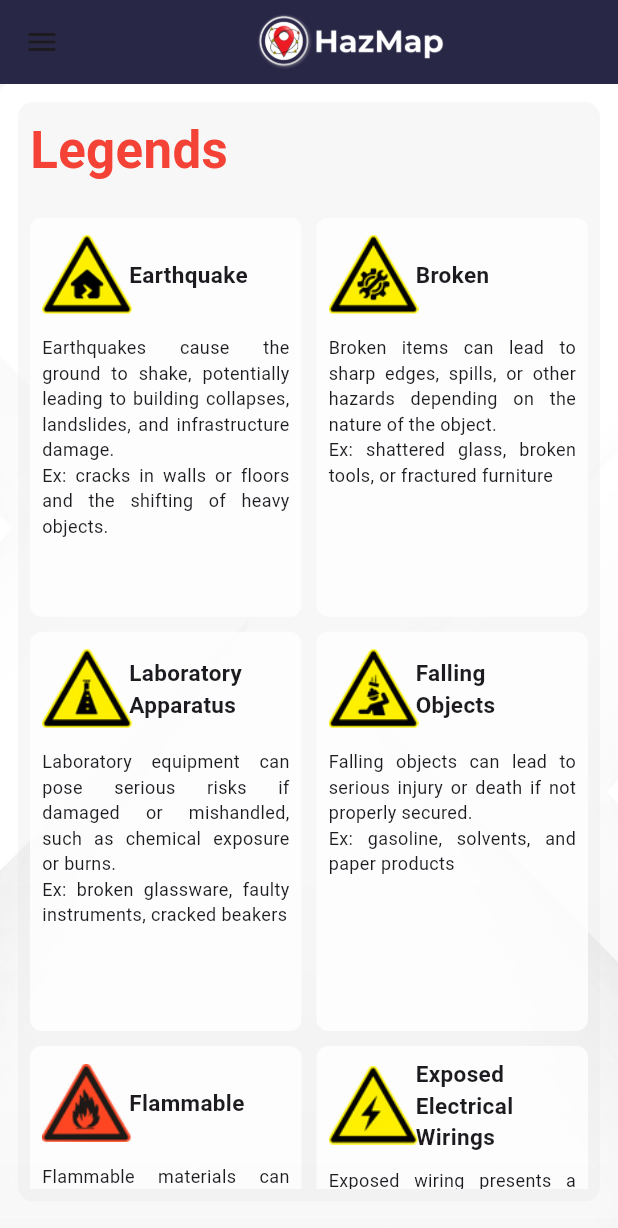
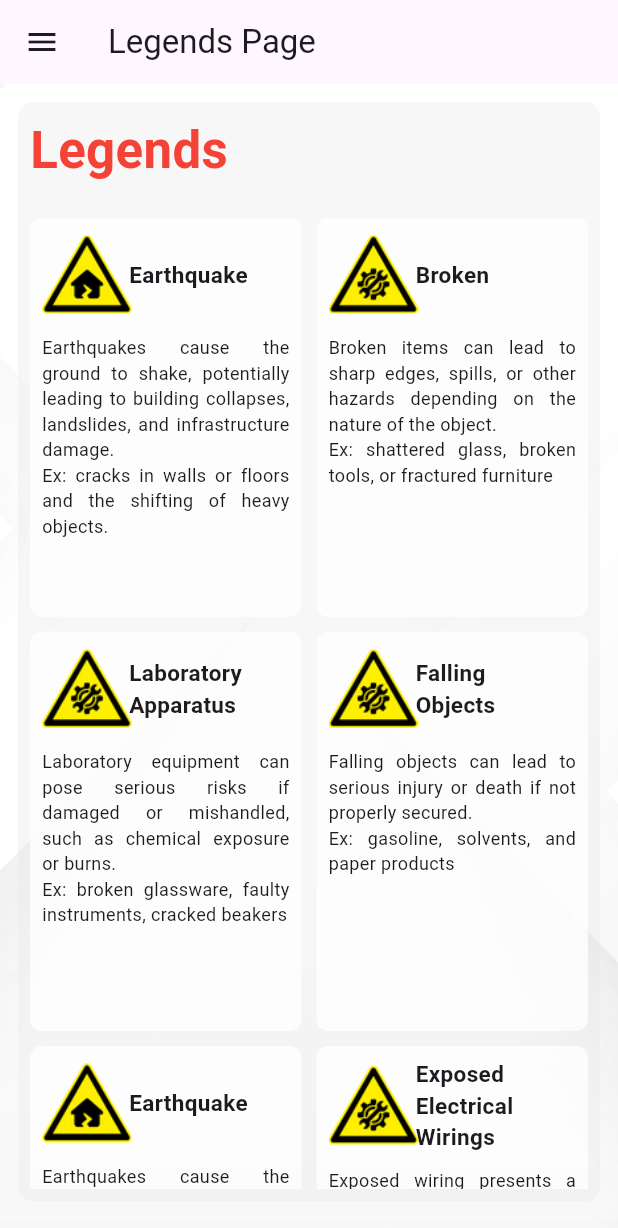
Before and after one commit to Velsariaa/hazmap, a Flutter app: the GroundsPage screen opened directly, after a tap on the "menu" icon, after a tap on "Legends", on a phone screen of 412 x 824 dp. Shown: the top 1228 px of the screen. Run offline on Flutter 3.47's test engine with Material 3 defaults, Android fonts, the phone set to English and light mode, and no system bars.

Commit message:
[Added] Grounds all buttons finished

```diff
--- a/lib/pages/Grounds.dart
+++ b/lib/pages/Grounds.dart
@@ -90,7 +90,8 @@ class GroundsPage extends StatelessWidget {
                                   ),
                                 )),
                           ),
-                          Positioned(
+
+      Positioned(
                             left: containerWidth * 0.44,
                             top: containerHeight * 0.305,
                             child: GestureDetector(
@@ -124,6 +125,109 @@ class GroundsPage extends StatelessWidget {
                               ),
                             ),
                           ),
+                          Positioned(
+                            left: containerWidth * 0.30,
+                            top: containerHeight * 0.145,
+                            child: GestureDetector(
+                                onTap: () {
+                                  showDialog(
+                                    context: context,
+                                    builder: (BuildContext context) {
+                                      return AlertDialog(
+                                        title: const Text('Pavilion Info'),
+                                        content: const Text(
+                                            'Details about the Pavilion component.'),
+                                        actions: [
+                                          TextButton(
+                                            onPressed: () {
+                                              Navigator.of(context).pop();
+                                            },
+                                            child: const Text('Close'),
+                                          ),
+                                        ],
+                                      );
+                                    },
+                                  );
+                                },
+                                child: SizedBox(
+                                  width: containerWidth * 0.053,
+                                  height: containerHeight * 0.043,
+                                  child: Image.asset(
+                                    'lib/assets/legend_broken.png',
+                                    fit: BoxFit.contain,
+                                  ),
+                                )),
+                          ),
+
+                          Positioned(
+                            left: containerWidth * 0.30,
+                            top: containerHeight * 0.07,
+                            child: GestureDetector(
+                                onTap: () {
+                                  showDialog(
+                                    context: context,
+                                    builder: (BuildContext context) {
+                                      return AlertDialog(
+                                        title: const Text('Pavilion Info'),
+                                        content: const Text(
+                                            'Details about the Pavilion component.'),
+                                        actions: [
+                                          TextButton(
+                                            onPressed: () {
+                                              Navigator.of(context).pop();
+                                            },
+                                            child: const Text('Close'),
+                                          ),
+                                        ],
+                                      );
+                                    },
+                                  );
+                                },
+                                child: SizedBox(
+                                  width: containerWidth * 0.053,
+                                  height: containerHeight * 0.043,
+                                  child: Image.asset(
+                                    'lib/assets/legend_earthquake.png',
+                                    fit: BoxFit.contain,
+                                  ),
+                                )),
+                          ),
+
+                          Positioned(
+                            left: containerWidth * 0.67,
+                            top: containerHeight * 0.07,
+                            child: GestureDetector(
+                                onTap: () {
+                                  showDialog(
+                                    context: context,
+                                    builder: (BuildContext context) {
+                                      return AlertDialog(
+                                        title: const Text('Pavilion Info'),
+                                        content: const Text(
+                                            'Details about the Pavilion component.'),
+                                        actions: [
+                                          TextButton(
+                                            onPressed: () {
+                                              Navigator.of(context).pop();
+                                            },
+                                            child: const Text('Close'),
+                                          ),
+                                        ],
+                                      );
+                                    },
+                                  );
+                                },
+                                child: SizedBox(
+                                  width: containerWidth * 0.053,
+                                  height: containerHeight * 0.043,
+                                  child: Image.asset(
+                                    'lib/assets/legend_broken.png',
+                                    fit: BoxFit.contain,
+                                  ),
+                                )),
+                          ),
+
+
                         ],
                       );
                     },
--- a/lib/pages/Legends.dart
+++ b/lib/pages/Legends.dart
@@ -8,13 +8,7 @@ class LegendsPage extends StatelessWidget {
   Widget build(BuildContext context) {
     return Scaffold(
       appBar: AppBar(
-        backgroundColor: const Color(0xFF292746),
-        title: Center(
-            child: Image.asset(
-            'lib/assets/hazHeader.png',
-            height: 40,
-            ),
-        ),
+        title: const Text('Legends Page'),
         leading: Builder(
           builder: (BuildContext context) {
             return IconButton(
@@ -86,25 +80,19 @@ class LegendsPage extends StatelessWidget {
                                     'Broken items can lead to sharp edges, spills, or other hazards depending on the nature of the object.\nEx: shattered glass, broken tools, or fractured furniture';
                                 break;
                               case 2:
-                                imagePath = 'lib/assets/laboratoryhazard.png';
+                                imagePath = 'lib/assets/brokenhazard.png';
                                 title = 'Laboratory Apparatus';
                                 description =
                                     'Laboratory equipment can pose serious risks if damaged or mishandled, such as chemical exposure or burns.\nEx: broken glassware, faulty instruments, cracked beakers';
                                 break;
                               case 3:
-                                imagePath = 'lib/assets/fallinghazard.png';
+                                imagePath = 'lib/assets/brokenhazard.png';
                                 title = 'Falling Objects';
                                 description =
                                     'Falling objects can lead to serious injury or death if not properly secured.\nEx: gasoline, solvents, and paper products';
                                 break;
-                              case 4:
-                                imagePath = 'lib/assets/flammablehazard.png';
-                                title = 'Flammable';
-                                description =
-                                    'Flammable materials can catch fire easily and spread quickly, causing serious damage or injury.\nEx: gasoline, solvents, and paper products';
-                                break;
                               case 5:
-                                imagePath = 'lib/assets/exposedelectricalhazard.png';
+                                imagePath = 'lib/assets/brokenhazard.png';
                                 title = 'Exposed Electrical Wirings';
                                 description =
                                     'Exposed wiring presents a significant risk of electric shock, fires, or electrocution if touched or damaged.\nEx: frayed wires, faulty connections';
```
Also changed, not shown: pubspec.lock.
